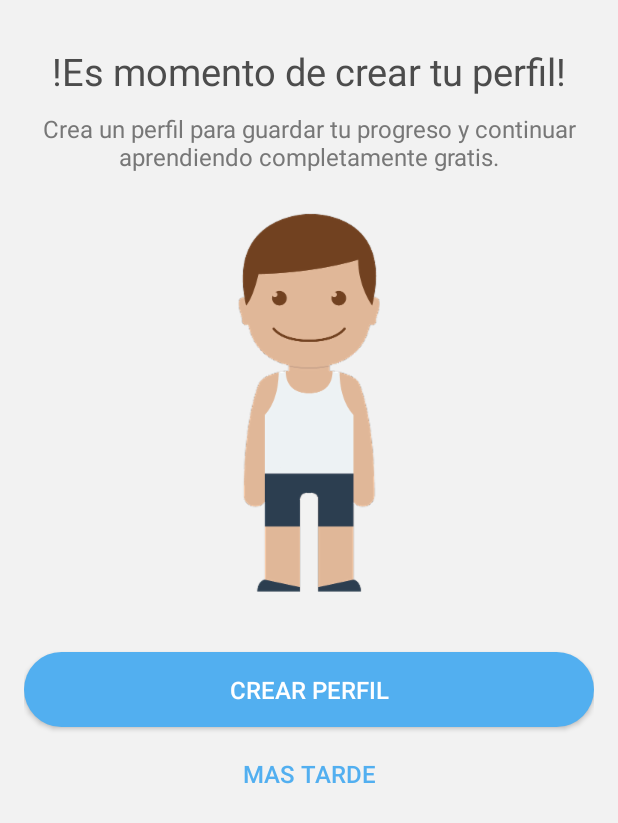
After one commit to sdanerib/myduolingo_android_basics, an Android app: the RequestProfileInfoActivity screen opened directly, with no data from a screen before it, on a phone screen of 412 x 824 dp. The commit adds this screen. Shown: the top 823 px of the screen. Run offline under Robolectric (Android 15) with nearby library versions, the phone set to English and light mode, and no system bars.

Commit message:
request profile info layout

```diff
--- a/app/src/main/AndroidManifest.xml
+++ b/app/src/main/AndroidManifest.xml
@@ -25,19 +25,35 @@
         <activity android:name=".DailyGoalSettingsActivity" />
         <activity
             android:name=".LoginActivity"
-            android:label="@string/activity_login_title"></activity>
+            android:label="@string/activity_login_title" />
         <activity
             android:name=".UserSessionDashboard"
             android:theme="@style/UserSessionDashboardTheme">
-            <!--<intent-filter>
+
+            <!--
+            <intent-filter>
                 <action android:name="android.intent.action.MAIN" />
 
                 <category android:name="android.intent.category.LAUNCHER" />
-            </intent-filter>-->
+            </intent-filter>
+            -->
         </activity>
         <activity
             android:name=".DailyGoalActivity"
             android:label="@string/title_activity_dayli_goal">
+
+            <!--
+            <intent-filter>
+                <action android:name="android.intent.action.MAIN" />
+
+                <category android:name="android.intent.category.LAUNCHER" />
+            </intent-filter>
+            -->
+        </activity>
+        <activity
+            android:name=".RequestProfileInfoActivity"
+            android:label="@string/title_activity_request_profile_info"
+            android:theme="@style/AppTheme.NoActionBar">
             <!--<intent-filter>
                 <action android:name="android.intent.action.MAIN" />
 
--- a/app/src/main/java/com/example/macintosh/myduolingo/DailyGoalActivity.java
+++ b/app/src/main/java/com/example/macintosh/myduolingo/DailyGoalActivity.java
@@ -1,9 +1,14 @@
 package com.example.macintosh.myduolingo;
 
+import android.content.Intent;
 import android.os.Bundle;
 import android.support.v7.app.AppCompatActivity;
+import android.view.View;
+import android.widget.Button;
 
 public class DailyGoalActivity extends AppCompatActivity {
+    private Button btnContinue;
+    private Intent navIntent;
 
     @Override
     protected void onCreate(Bundle savedInstanceState) {
@@ -11,6 +16,23 @@ public class DailyGoalActivity extends AppCompatActivity {
         setContentView(R.layout.activity_dayli_goal);
         getSupportActionBar().setDisplayHomeAsUpEnabled(true);
         getSupportActionBar().setElevation(0);
+
+        ui();
+    }
+
+    public void ui(){
+        this.btnContinue = findViewById(R.id.btn_continue);
+        initEventsForm();
+    }
+
+    public void initEventsForm() {
+        btnContinue.setOnClickListener(new View.OnClickListener() {
+            @Override
+            public void onClick(View v) {
+                navIntent = new Intent(DailyGoalActivity.this, RequestProfileInfoActivity.class);
+                startActivity(navIntent);
+            }
+        });
     }
 
     @Override
--- /dev/null
+++ b/app/src/main/java/com/example/macintosh/myduolingo/RequestProfileInfoActivity.java
@@ -0,0 +1,18 @@
+package com.example.macintosh.myduolingo;
+
+import android.os.Bundle;
+import android.support.design.widget.FloatingActionButton;
+import android.support.design.widget.Snackbar;
+import android.support.v7.app.AppCompatActivity;
+import android.support.v7.widget.Toolbar;
+import android.view.View;
+
+public class RequestProfileInfoActivity extends AppCompatActivity {
+
+    @Override
+    protected void onCreate(Bundle savedInstanceState) {
+        super.onCreate(savedInstanceState);
+        setContentView(R.layout.activity_request_profile_info);
+    }
+
+}
--- /dev/null
+++ b/app/src/main/res/drawable/shape_principal_button.xml
@@ -0,0 +1,9 @@
+<?xml version="1.0" encoding="utf-8"?>
+<shape xmlns:android="http://schemas.android.com/apk/res/android"
+    android:shape="rectangle"
+    android:state_pressed="true">
+
+    <solid android:color="@color/blueberryClear"></solid>
+    <corners android:radius="500dp" ></corners>
+
+</shape>
--- /dev/null
+++ b/app/src/main/res/layout/activity_request_profile_info.xml
@@ -0,0 +1,68 @@
+<?xml version="1.0" encoding="utf-8"?>
+<ScrollView xmlns:android="http://schemas.android.com/apk/res/android"
+    android:layout_width="match_parent"
+    android:layout_height="match_parent"
+    android:background="@color/grayMedium">
+
+    <LinearLayout xmlns:android="http://schemas.android.com/apk/res/android"
+        xmlns:tools="http://schemas.android.com/tools"
+        android:layout_width="match_parent"
+        android:layout_height="match_parent"
+        android:orientation="vertical"
+        android:paddingLeft="16dp"
+        android:paddingRight="16dp"
+        android:paddingTop="30dp"
+        android:scrollbars="vertical"
+        tools:context="com.example.macintosh.myduolingo.RequestProfileInfoActivity">
+
+        <TextView
+            android:layout_width="match_parent"
+            android:layout_height="wrap_content"
+            android:text="@string/title_request_profile_info"
+            android:textAlignment="center"
+            android:textColor="@color/licoriceStrong"
+            android:textSize="25sp" />
+
+        <TextView
+            android:layout_width="match_parent"
+            android:layout_height="wrap_content"
+            android:paddingVertical="10dp"
+            android:text="@string/description_request_profile_info"
+            android:textAlignment="center"
+            android:textColor="@color/licoriceMedium"
+            android:textSize="16sp" />
+
+        <ImageView
+            android:layout_width="wrap_content"
+            android:layout_height="wrap_content"
+            android:layout_gravity="center_horizontal"
+            android:adjustViewBounds="true"
+            android:scaleType="fitCenter"
+            android:src="@drawable/little_boy_white"
+            android:layout_marginVertical="15dp"/>
+
+        <Button
+            android:id="@+id/btn_create_profile"
+            android:layout_width="match_parent"
+            android:layout_height="wrap_content"
+            android:layout_marginBottom="6dp"
+            android:layout_marginTop="24dp"
+            android:background="@drawable/shape_principal_button"
+            android:paddingVertical="14dp"
+            android:text="@string/btn_1_bottom_request_profile_info"
+            android:textAllCaps="true"
+            android:textColor="@color/creme"
+            android:textSize="16sp" />
+
+        <Button
+            android:id="@+id/btn_later"
+            android:layout_width="match_parent"
+            android:layout_height="wrap_content"
+            android:background="@drawable/shape_btn_full_transparent"
+            android:paddingVertical="14dp"
+            android:text="@string/btn_2_bottom_request_profile_info"
+            android:textAllCaps="true"
+            android:textColor="@color/blueberryClear"
+            android:textSize="16sp" />
+    </LinearLayout>
+</ScrollView>
--- /dev/null
+++ b/app/src/main/res/layout/content_request_profile_info.xml
@@ -0,0 +1,11 @@
+<?xml version="1.0" encoding="utf-8"?>
+<android.support.constraint.ConstraintLayout xmlns:android="http://schemas.android.com/apk/res/android"
+    xmlns:app="http://schemas.android.com/apk/res-auto"
+    xmlns:tools="http://schemas.android.com/tools"
+    android:layout_width="match_parent"
+    android:layout_height="match_parent"
+    app:layout_behavior="@string/appbar_scrolling_view_behavior"
+    tools:context="com.example.macintosh.myduolingo.RequestProfileInfoActivity"
+    tools:showIn="@layout/activity_request_profile_info">
+
+</android.support.constraint.ConstraintLayout>
--- a/app/src/main/res/values/colors.xml
+++ b/app/src/main/res/values/colors.xml
@@ -12,6 +12,7 @@
     <color name="blueberryStrong">#1CB0F6</color>
     <color name="blueberryMedium">#14D4F4</color>
     <color name="blueberryLight">#BCE9FF</color>
+    <color name="blueberryClear">#52aff0</color>
 
     <color name="raspberryStrong">#D33131</color>
     <color name="raspberryMedium">#E53B3B</color>
--- a/app/src/main/res/values/strings.xml
+++ b/app/src/main/res/values/strings.xml
@@ -56,5 +56,11 @@
 
     <string name="message_dayli_goal">Puedes cambiar tu meta mas adelante</string>
     <string name="btn_text_continue">Continuar</string>
+    <string name="title_activity_request_profile_info">RequestProfileInfoActivity</string>
+
+    <string name="title_request_profile_info">!Es momento de crear tu perfil!</string>
+    <string name="description_request_profile_info">Crea un perfil para guardar tu progreso y continuar aprendiendo completamente gratis.</string>
+    <string name="btn_1_bottom_request_profile_info">Crear perfil</string>
+    <string name="btn_2_bottom_request_profile_info">Mas tarde</string>
 
 </resources>
```
Also changed, not shown: app/src/main/res/drawable-hdpi/little_boy_white.png (added), app/src/main/res/drawable-mdpi/little_boy_white.png (added), app/src/main/res/drawable-xhdpi/little_boy_white.png (added).
